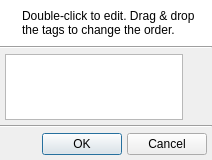
First picture: the form in src/preferences/QUCustomTagsDialog.ui, repository UltraStar-Deluxe/UltraStar-Manager, before the edit.
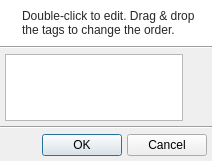
Second picture: the form after the edit. Icons and pictures are not drawn.

Commit message: Adjusted colors of widgets to be usable in OS dark mode.

Diff of the .ui file:
```diff
--- a/src/preferences/QUCustomTagsDialog.ui
+++ b/src/preferences/QUCustomTagsDialog.ui
@@ -7,7 +7,7 @@
     <x>0</x>
     <y>0</y>
     <width>212</width>
-    <height>160</height>
+    <height>161</height>
    </rect>
   </property>
   <property name="windowTitle">
@@ -38,6 +38,15 @@
      <property name="palette">
       <palette>
        <active>
+        <colorrole role="WindowText">
+         <brush brushstyle="SolidPattern">
+          <color alpha="216">
+           <red>0</red>
+           <green>0</green>
+           <blue>0</blue>
+          </color>
+         </brush>
+        </colorrole>
         <colorrole role="Base">
          <brush brushstyle="SolidPattern">
           <color alpha="255">
@@ -58,6 +67,15 @@
         </colorrole>
        </active>
        <inactive>
+        <colorrole role="WindowText">
+         <brush brushstyle="SolidPattern">
+          <color alpha="216">
+           <red>0</red>
+           <green>0</green>
+           <blue>0</blue>
+          </color>
+         </brush>
+        </colorrole>
         <colorrole role="Base">
          <brush brushstyle="SolidPattern">
           <color alpha="255">
@@ -78,6 +96,15 @@
         </colorrole>
        </inactive>
        <disabled>
+        <colorrole role="WindowText">
+         <brush brushstyle="SolidPattern">
+          <color alpha="63">
+           <red>0</red>
+           <green>0</green>
+           <blue>0</blue>
+          </color>
+         </brush>
+        </colorrole>
         <colorrole role="Base">
          <brush brushstyle="SolidPattern">
           <color alpha="255">
```
The commit also changes 16 other files.
